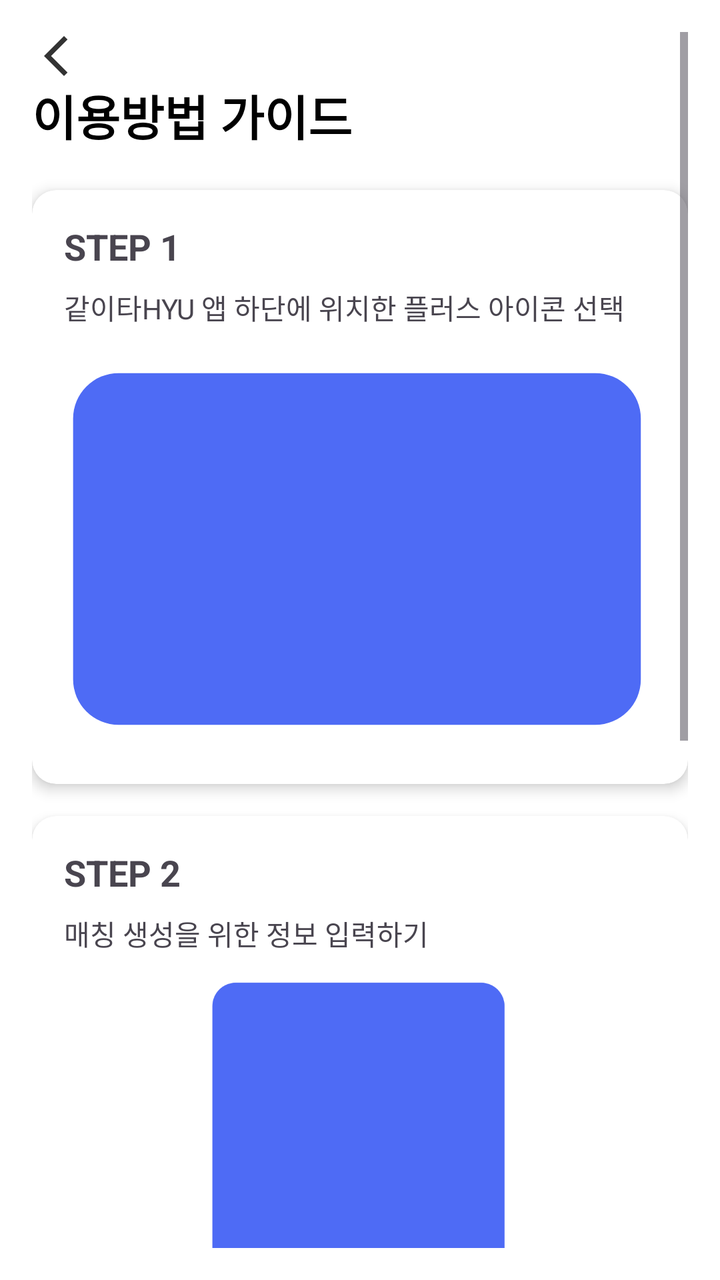
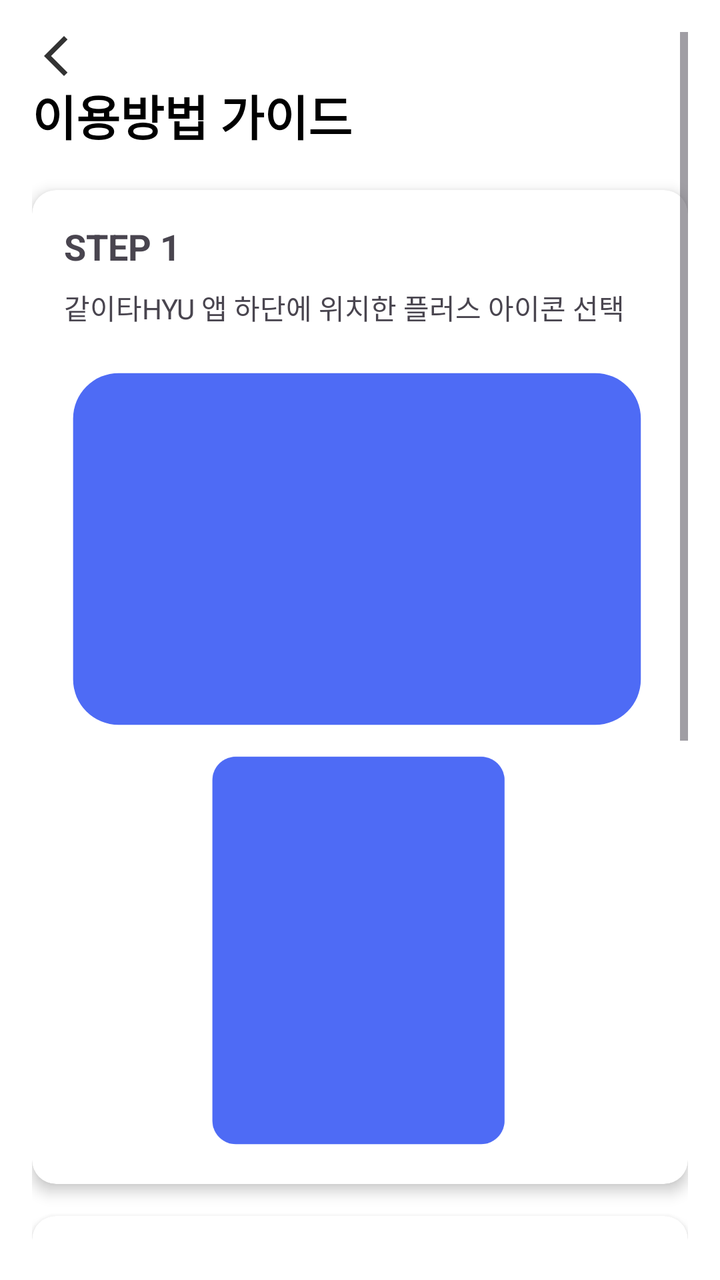

Before-and-after screenshots of an Android layout around one commit, followed by the original layout XML and the change that was made.
<!-- AndroidManifest.xml: application theme Theme.Sharing_Public_Taxi -->
<!-- res/layout/activity_guide.xml -->
<?xml version="1.0" encoding="utf-8"?>
<androidx.constraintlayout.widget.ConstraintLayout xmlns:android="http://schemas.android.com/apk/res/android"
    xmlns:app="http://schemas.android.com/apk/res-auto"
    android:layout_width="match_parent"
    android:layout_height="match_parent"
    android:background="@color/white">
    <ScrollView
        android:layout_width="0dp"
        android:layout_height="0dp"
        app:layout_constraintTop_toTopOf="parent"
        app:layout_constraintBottom_toBottomOf="parent"
        app:layout_constraintStart_toStartOf="parent"
        app:layout_constraintEnd_toEndOf="parent"
        android:padding="16dp">

        <LinearLayout
            android:layout_width="match_parent"
            android:layout_height="wrap_content"
            android:orientation="vertical">

            <ImageView
                android:id="@+id/back_button"
                android:layout_width="wrap_content"
                android:layout_height="wrap_content"
                android:src="@drawable/ic_back"
                android:contentDescription="뒤로 가기 버튼"
                android:layout_marginEnd="8dp"/>
            <TextView
                android:id="@+id/guide_title"
                android:layout_width="wrap_content"
                android:layout_height="wrap_content"
                android:text="이용방법 가이드"
                android:textSize="24sp"
                android:textStyle="bold"
                android:textColor="@color/black"
                android:paddingBottom="20dp" />

            <androidx.cardview.widget.CardView
                android:layout_width="match_parent"
                android:layout_height="wrap_content"
                android:layout_marginBottom="16dp"
                app:cardCornerRadius="12dp"
                app:cardElevation="4dp"
                android:background="@color/scrollview"> 

                <LinearLayout
                    android:layout_width="match_parent"
                    android:layout_height="wrap_content"
                    android:orientation="vertical"
                    android:padding="16dp">

                    <TextView
                        android:layout_width="wrap_content"
                        android:layout_height="wrap_content"
                        android:text="STEP 1"
                        android:textSize="18sp"
                        android:textStyle="bold"
                        android:paddingBottom="8dp" />

                    <TextView
                        android:layout_width="wrap_content"
                        android:layout_height="wrap_content"
                        android:text="같이타HYU 앱 하단에 위치한 플러스 아이콘 선택"
                        android:textSize="14sp"
                        android:paddingBottom="12dp" />

                    <ImageView
                        android:layout_width="match_parent"
                        android:layout_height="200dp"
                        android:src="@drawable/ic_step1" /> 

                </LinearLayout>
            </androidx.cardview.widget.CardView>

            <androidx.cardview.widget.CardView
                android:layout_width="match_parent"
                android:layout_height="wrap_content"
                android:layout_marginBottom="16dp"
                app:cardCornerRadius="12dp"
                app:cardElevation="4dp"
                android:background="@color/scrollview"> 

                <LinearLayout
                    android:layout_width="match_parent"
                    android:layout_height="wrap_content"
                    android:orientation="vertical"
                    android:padding="16dp">

                    <TextView
                        android:layout_width="wrap_content"
                        android:layout_height="wrap_content"
                        android:text="STEP 2"
                        android:textSize="18sp"
                        android:textStyle="bold"
                        android:paddingBottom="8dp" />

                    <TextView
                        android:layout_width="wrap_content"
                        android:layout_height="wrap_content"
                        android:text="매칭 생성을 위한 정보 입력하기"
                        android:textSize="14sp"
                        android:paddingBottom="12dp" />

                    <ImageView
                        android:layout_width="match_parent"
                        android:layout_height="200dp"
                        android:src="@drawable/ic_step2" /> 

                </LinearLayout>
            </androidx.cardview.widget.CardView>

            <androidx.cardview.widget.CardView
                android:layout_width="match_parent"
                android:layout_height="wrap_content"
                android:layout_marginBottom="16dp"
                app:cardCornerRadius="12dp"
                app:cardElevation="4dp"
                android:background="@color/scrollview"> 

                <LinearLayout
                    android:layout_width="match_parent"
                    android:layout_height="wrap_content"
                    android:orientation="vertical"
                    android:padding="16dp">

                    <TextView
                        android:layout_width="wrap_content"
                        android:layout_height="wrap_content"
                        android:text="STEP 3"
                        android:textSize="18sp"
                        android:textStyle="bold"
                        android:paddingBottom="8dp" />

                    <TextView
                        android:layout_width="wrap_content"
                        android:layout_height="wrap_content"
                        android:text="결제 수단 선택하기"
                        android:textSize="14sp"
                        android:paddingBottom="12dp" />

                    <ImageView
                        android:layout_width="match_parent"
                        android:layout_height="200dp"
                        android:src="@drawable/ic_step3" /> 

                </LinearLayout>
            </androidx.cardview.widget.CardView>

            <Button
                android:layout_width="match_parent"
                android:layout_height="wrap_content"
                android:text="동승자 매칭하러 가기"
                android:backgroundTint="@color/nav_icon_color"
                android:textColor="@color/white"
                android:padding="12dp"
                android:layout_marginTop="16dp"/>
        </LinearLayout>
    </ScrollView>
</androidx.constraintlayout.widget.ConstraintLayout>
<!-- resources referenced by this layout -->
<resources>
  <color name="black">#FF000000</color>
  <color name="nav_icon_color">#4E6BF5</color>
  <color name="scrollview">#F5F6F9</color>
  <color name="white">#FFFFFFFF</color>
  <!-- drawable ic_back (drawable) -->
  <vector xmlns:android="http://schemas.android.com/apk/res/android" android:height="24dp" android:tint="#333333" android:viewportHeight="24" android:viewportWidth="24" android:width="24dp">
        
      <path android:fillColor="@android:color/white" android:pathData="M17.77,3.77l-1.77,-1.77l-10,10l10,10l1.77,-1.77l-8.23,-8.23z"/>
      
  </vector>
  <!-- drawable ic_step1 (drawable) -->
  <vector xmlns:android="http://schemas.android.com/apk/res/android"
      android:width="195dp"
      android:height="124dp"
      android:viewportWidth="195"
      android:viewportHeight="124">
    <path
        android:pathData="M18,3L175,3A15,15 0,0 1,190 18L190,104A15,15 0,0 1,175 119L18,119A15,15 0,0 1,3 104L3,18A15,15 0,0 1,18 3z"
        android:fillColor="@color/nav_icon_color"/>
  
  </vector>
  <!-- drawable ic_step2 (drawable) -->
  <vector xmlns:android="http://schemas.android.com/apk/res/android"
      android:width="195dp"
      android:height="256dp"
      android:viewportWidth="195"
      android:viewportHeight="256">
    <path
        android:pathData="M18,3L175,3A15,15 0,0 1,190 18L190,236A15,15 0,0 1,175 251L18,251A15,15 0,0 1,3 236L3,18A15,15 0,0 1,18 3z"
        android:fillColor="@color/nav_icon_color"/>
  </vector>
  <!-- drawable ic_step3 (drawable) -->
  <vector xmlns:android="http://schemas.android.com/apk/res/android"
      android:width="199dp"
      android:height="163dp"
      android:viewportWidth="199"
      android:viewportHeight="163">
    <path
        android:pathData="M18,3L179,3A15,15 0,0 1,194 18L194,143A15,15 0,0 1,179 158L18,158A15,15 0,0 1,3 143L3,18A15,15 0,0 1,18 3z"
        android:fillColor="@color/nav_icon_color"/>
  </vector>
  <style name="Theme.Sharing_Public_Taxi" parent="Base.Theme.Sharing_Public_Taxi" />
  <style name="Base.Theme.Sharing_Public_Taxi" parent="Theme.Material3.DayNight.NoActionBar">
          
          
          <item name="floatingActionButtonStyle">@style/Widget.MaterialComponents.FloatingActionButton</item>
      </style>
</resources>

<!-- the commit's change to res/layout/activity_guide.xml (unified diff, before → after) -->
@@ -67,7 +67,12 @@
                     <ImageView
                         android:layout_width="match_parent"
                         android:layout_height="200dp"
-                        android:src="@drawable/ic_step1" /> 
+                        android:src="@drawable/ic_step1" />
+
+                    <ImageView
+                        android:layout_width="match_parent"
+                        android:layout_height="200dp"
+                        android:src="@drawable/ic_step2" /> 
 
                 </LinearLayout>
             </androidx.cardview.widget.CardView>
@@ -101,10 +106,7 @@
                         android:textSize="14sp"
                         android:paddingBottom="12dp" />
 
-                    <ImageView
-                        android:layout_width="match_parent"
-                        android:layout_height="200dp"
-                        android:src="@drawable/ic_step2" /> 
+                    
 
                 </LinearLayout>
             </androidx.cardview.widget.CardView>
